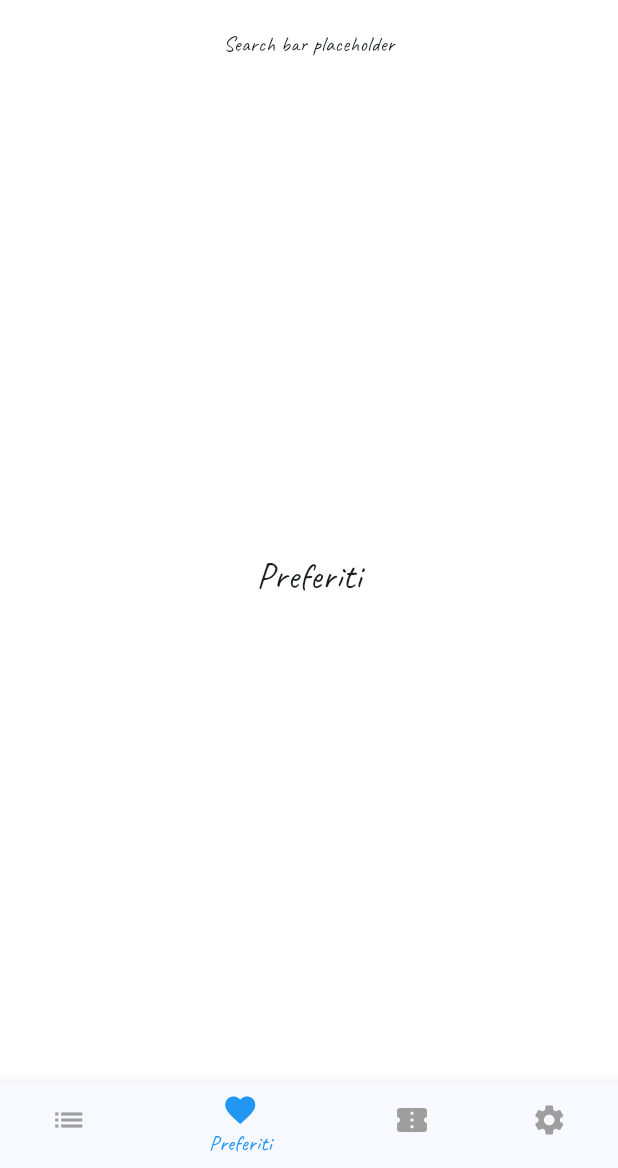
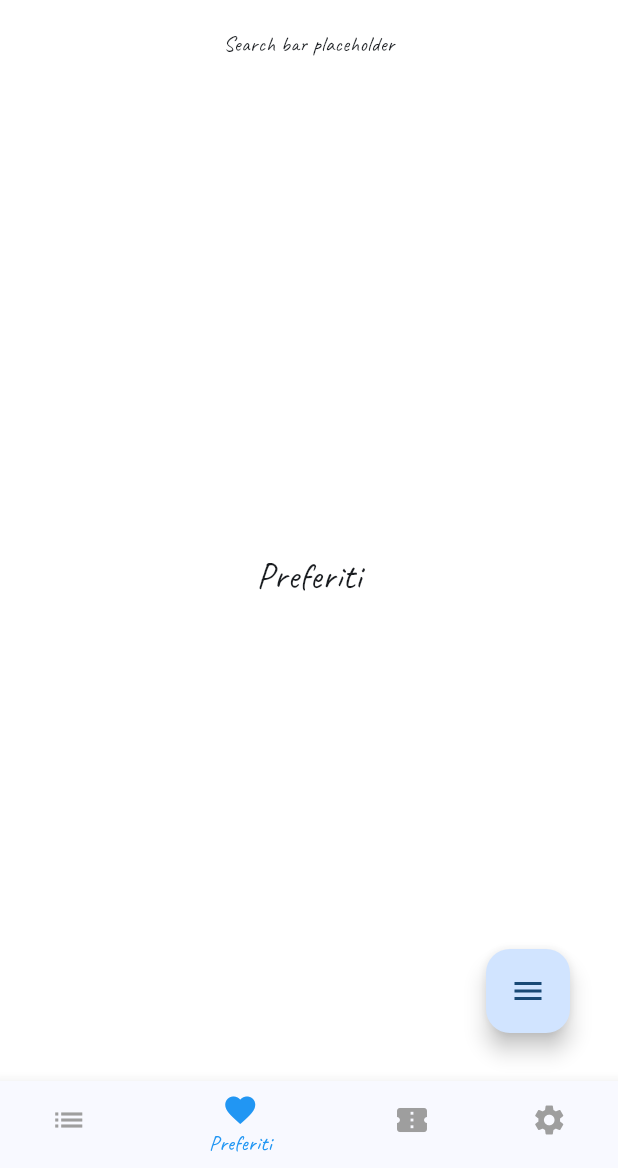
Before and after one commit to MTMBoss/SelfPass, a Flutter app: the screen it shows after launch, item 2 of the bottom bar chosen, on a phone screen of 412 x 824 dp, the part 68-1236 px from its top. Run offline on Flutter 3.47's test engine with Material 3 defaults, Android fonts, the light colour scheme and no system bars.

Commit message:
Aggiungi nuove pagine per la gestione dei moduli e un menu flottante

```diff
--- a/lib/main.dart
+++ b/lib/main.dart
@@ -7,6 +7,7 @@ import 'pages/impostazioni.dart';
 import 'theme.dart';
 import 'widgets/menu.dart';
 import 'widgets/drawer.dart';
+import 'widgets/fab_menu.dart';
 
 void main() {
   runApp(const MyApp());
@@ -21,7 +22,6 @@ class MyApp extends StatelessWidget {
       debugShowCheckedModeBanner: false,
       theme: appTheme,
       darkTheme: darkTheme,
-
       themeMode: ThemeMode.system, // o ThemeMode.dark / ThemeMode.light
       home: const HomeScreen(),
     );
@@ -92,6 +92,7 @@ class _HomeScreenState extends State<HomeScreen> {
         unselectedItemColor: Colors.grey,
         onTap: _onItemTapped,
       ),
+      floatingActionButton: const FabMenu(),
     );
   }
 }
--- /dev/null
+++ b/lib/widgets/fab_menu.dart
@@ -0,0 +1,292 @@
+import 'package:flutter/material.dart';
+import '../pages/moduli/account_web/account_web_page.dart';
+import '../pages/moduli/altro/account_email/account_email_page.dart';
+import '../pages/moduli/altro/assicurazione/assicurazione_page.dart';
+import '../pages/moduli/altro/codice/codice_page.dart';
+import '../pages/moduli/altro/conto_bancario/conto_bancario_page.dart';
+import '../pages/moduli/altro/fornitore_servizi_internet/fornitore_servizi_internet_page.dart';
+import '../pages/moduli/altro/iscrizione/iscrizione_page.dart';
+import '../pages/moduli/altro/licenza_software/licenza_software_page.dart';
+import '../pages/moduli/altro/login_password/login_password_page.dart';
+import '../pages/moduli/altro/patente_guida/patente_guida_page.dart';
+import '../pages/moduli/altro/personalizzato/personalizzato_page.dart';
+import '../pages/moduli/altro/previdenza_sociale/previdenza_sociale_page.dart';
+import '../pages/moduli/altro/router_wifi/router_wifi_page.dart';
+import '../pages/moduli/carta_credito/carta_credito_page.dart';
+import '../pages/moduli/password_2fa/password_2fa_page.dart';
+import '../pages/moduli/documento_id/documento_id_page.dart';
+import '../pages/moduli/nota/nota_page.dart';
+
+class FabMenu extends StatefulWidget {
+  const FabMenu({super.key});
+
+  @override
+  State<FabMenu> createState() => _FabMenuState();
+}
+
+class _FabMenuState extends State<FabMenu> with SingleTickerProviderStateMixin {
+  bool _isOpen = false;
+  late AnimationController _controller;
+  late Animation<double> _animation;
+
+  final List<Map<String, dynamic>> _allOptions = [
+    {'icon': Icons.web, 'title': 'Account Web', 'page': const AccountWebPage()},
+    {
+      'icon': Icons.credit_card,
+      'title': 'Carta di Credito',
+      'page': const CartaCreditoPage(),
+    },
+    {
+      'icon': Icons.lock,
+      'title': 'Password monouso (2FA)',
+      'page': const Password2FAPage(),
+    },
+    {
+      'icon': Icons.badge,
+      'title': 'CI/Passaporto',
+      'page': const DocumentoIdPage(),
+    },
+    {'icon': Icons.note, 'title': 'Nota', 'page': const NotaPage()},
+    {
+      'icon': Icons.shield,
+      'title': 'Assicurazione',
+      'page': const AssicurazionePage(),
+    },
+    {
+      'icon': Icons.email,
+      'title': 'Account Email',
+      'page': const AccountEmailPage(),
+    },
+    {'icon': Icons.code, 'title': 'Codice', 'page': const CodicePage()},
+    {
+      'icon': Icons.account_balance,
+      'title': 'Conto Bancario',
+      'page': const ContoBancarioPage(),
+    },
+    {
+      'icon': Icons.wifi,
+      'title': 'Fornitore dei servizi Internet',
+      'page': const FornitoreServiziInternetPage(),
+    },
+    {
+      'icon': Icons.app_registration,
+      'title': 'Iscrizione',
+      'page': const IscrizionePage(),
+    },
+    {
+      'icon': Icons.vpn_key,
+      'title': 'Licenza Software',
+      'page': const LicenzaSoftwarePage(),
+    },
+    {
+      'icon': Icons.login,
+      'title': 'Login/password',
+      'page': const LoginPasswordPage(),
+    },
+    {
+      'icon': Icons.drive_eta,
+      'title': 'Patente di guida',
+      'page': const PatenteGuidaPage(),
+    },
+    {
+      'icon': Icons.verified_user,
+      'title': 'Previdenza Sociale',
+      'page': const PrevidenzaSocialePage(),
+    },
+    {
+      'icon': Icons.router,
+      'title': 'Router Wi-Fi',
+      'page': const RouterWifiPage(),
+    },
+    {
+      'icon': Icons.person,
+      'title': 'Personalizzato',
+      'page': const PersonalizzatoPage(),
+    },
+  ];
+
+  final List<String> _recentTitles = [];
+
+  @override
+  void initState() {
+    super.initState();
+    _controller = AnimationController(
+      duration: const Duration(milliseconds: 250),
+      vsync: this,
+    );
+    _animation = CurvedAnimation(parent: _controller, curve: Curves.easeInOut);
+  }
+
+  @override
+  void dispose() {
+    _controller.dispose();
+    super.dispose();
+  }
+
+  void _toggleMenu() {
+    setState(() {
+      _isOpen = !_isOpen;
+      _isOpen ? _controller.forward() : _controller.reverse();
+    });
+  }
+
+  void _navigateTo(Map<String, dynamic> option) {
+    _toggleMenu();
+    _updateRecent(option['title']);
+    Navigator.of(
+      context,
+    ).push(MaterialPageRoute(builder: (context) => option['page']));
+  }
+
+  void _updateRecent(String title) {
+    setState(() {
+      _recentTitles.remove(title);
+      _recentTitles.insert(0, title);
+      if (_recentTitles.length > 3) {
+        _recentTitles.removeLast();
+      }
+    });
+  }
+
+  Widget _buildOption(
+    IconData icon,
+    String label,
+    VoidCallback onTap,
+    double offset,
+  ) {
+    return Positioned(
+      bottom: 70.0 + offset,
+      right: 16.0,
+      child: ScaleTransition(
+        scale: _animation,
+        child: FloatingActionButton.extended(
+          heroTag: label,
+          icon: Icon(icon),
+          label: Text(label),
+          onPressed: onTap,
+          shape: const StadiumBorder(),
+          backgroundColor: Colors.blueAccent,
+        ),
+      ),
+    );
+  }
+
+  void _showAltroMenu() {
+    showModalBottomSheet(
+      context: context,
+      builder: (context) {
+        return StatefulBuilder(
+          builder: (context, setModalState) {
+            final recentOptions =
+                _recentTitles
+                    .map(
+                      (title) =>
+                          _allOptions.firstWhere((e) => e['title'] == title),
+                    )
+                    .toList();
+
+            final otherOptions =
+                _allOptions
+                    .where((opt) => !_recentTitles.contains(opt['title']))
+                    .toList();
+
+            return ListView(
+              shrinkWrap: true,
+              children: [
+                if (recentOptions.isNotEmpty)
+                  const Padding(
+                    padding: EdgeInsets.symmetric(horizontal: 16, vertical: 8),
+                    child: Text(
+                      "Recenti",
+                      style: TextStyle(fontWeight: FontWeight.bold),
+                    ),
+                  ),
+                ...recentOptions.map(
+                  (option) => ListTile(
+                    leading: Icon(option['icon']),
+                    title: Text(option['title']),
+                    trailing: const Icon(Icons.history),
+                    onTap: () {
+                      Navigator.pop(context);
+                      _navigateTo(option);
+                    },
+                  ),
+                ),
+                const Padding(
+                  padding: EdgeInsets.symmetric(horizontal: 16, vertical: 8),
+                  child: Text(
+                    "Tutti",
+                    style: TextStyle(fontWeight: FontWeight.bold),
+                  ),
+                ),
+                ...otherOptions.map(
+                  (option) => ListTile(
+                    leading: Icon(option['icon']),
+                    title: Text(option['title']),
+                    onTap: () {
+                      Navigator.pop(context);
+                      _navigateTo(option);
+                    },
+                  ),
+                ),
+              ],
+            );
+          },
+        );
+      },
+    );
+  }
+
+  @override
+  Widget build(BuildContext context) {
+    return Stack(
+      children: [
+        if (_isOpen)
+          Positioned.fill(
+            child: GestureDetector(
+              onTap: _toggleMenu,
+              child: Container(color: Colors.black54),
+            ),
+          ),
+        _buildOption(Icons.more_horiz, 'Altro', _showAltroMenu, 0),
+        _buildOption(Icons.note, 'Nota', () => _navigateTo(_allOptions[4]), 60),
+        _buildOption(
+          Icons.badge,
+          'CI/Passaporto',
+          () => _navigateTo(_allOptions[3]),
+          120,
+        ),
+        _buildOption(
+          Icons.lock,
+          'Password monouso (2FA)',
+          () => _navigateTo(_allOptions[2]),
+          180,
+        ),
+        _buildOption(
+          Icons.credit_card,
+          'Carta di credito',
+          () => _navigateTo(_allOptions[1]),
+          240,
+        ),
+        _buildOption(
+          Icons.web,
+          'Account Web',
+          () => _navigateTo(_allOptions[0]),
+          300,
+        ),
+        Positioned(
+          bottom: 16.0,
+          right: 16.0,
+          child: FloatingActionButton(
+            heroTag: 'main_fab',
+            onPressed: _toggleMenu,
+            child: AnimatedIcon(
+              icon: AnimatedIcons.menu_close,
+              progress: _animation,
+            ),
+          ),
+        ),
+      ],
+    );
+  }
+}
```
Also changed, not shown: lib/pages/moduli/account_web/account_web_page.dart (added, +13 -0 lines), lib/pages/moduli/altro/account_email/account_email_page.dart (added, +13 -0 lines), lib/pages/moduli/altro/assicurazione/assicurazione_page.dart (added, +13 -0 lines), lib/pages/moduli/altro/codice/codice_page.dart (added, +13 -0 lines), lib/pages/moduli/altro/conto_bancario/conto_bancario_page.dart (added, +13 -0 lines), lib/pages/moduli/altro/fornitore_servizi_internet/fornitore_servizi_internet_page.dart (added, +13 -0 lines), lib/pages/moduli/altro/iscrizione/iscrizione_page.dart (added, +13 -0 lines), lib/pages/moduli/altro/licenza_software/licenza_software_page.dart (added, +13 -0 lines), lib/pages/moduli/altro/login_password/login_password_page.dart (added, +13 -0 lines), lib/pages/moduli/altro/patente_guida/patente_guida_page.dart (added, +13 -0 lines), lib/pages/moduli/altro/personalizzato/personalizzato_page.dart (added, +13 -0 lines), lib/pages/moduli/altro/previdenza_sociale/previdenza_sociale_page.dart (added, +13 -0 lines), lib/pages/moduli/altro/router_wifi/router_wifi_page.dart (added, +13 -0 lines), lib/pages/moduli/carta_credito/carta_credito_page.dart (added, +13 -0 lines), 3 more files.
